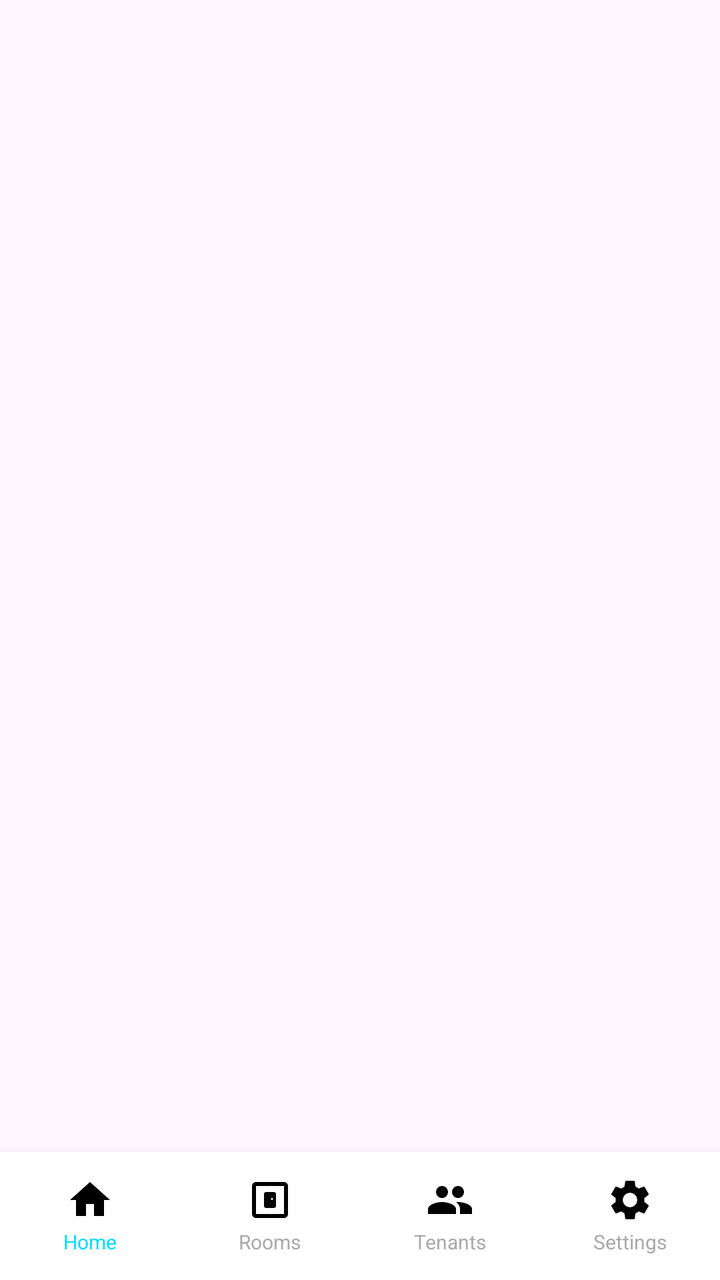
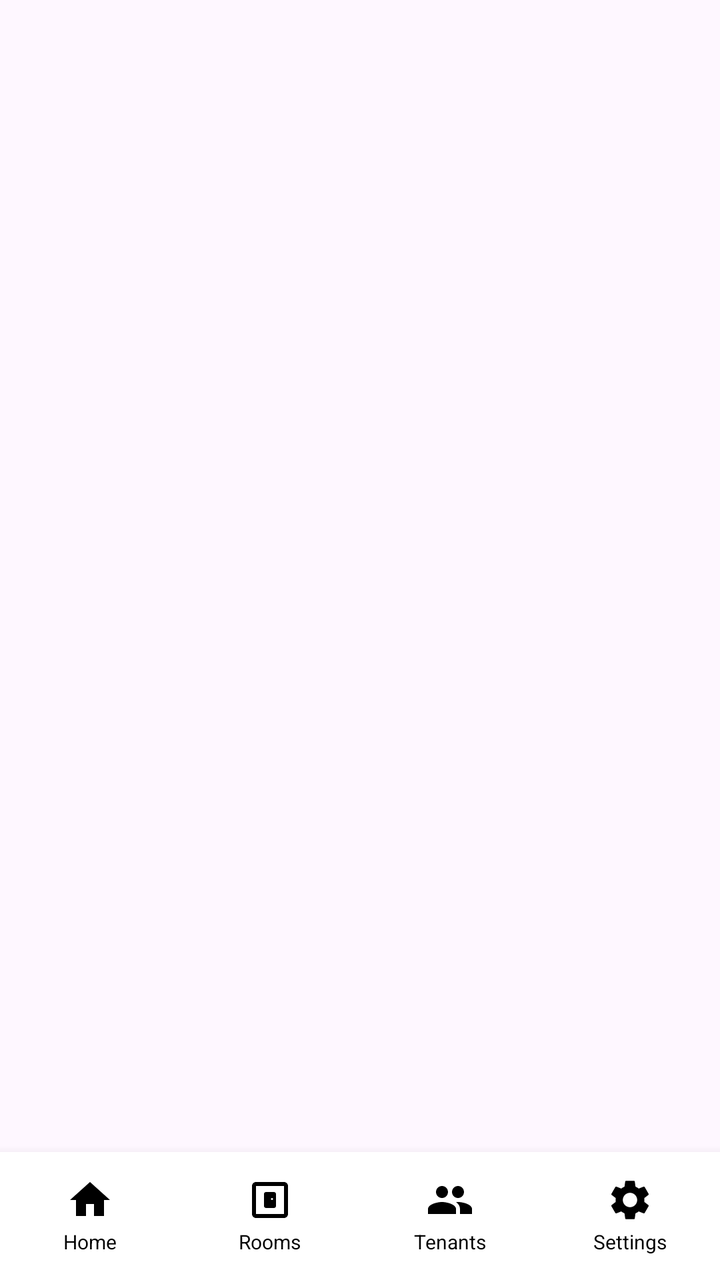

The first picture is an Android layout as it rendered before a commit; the second is the same layout after the commit. The layout source and the unified diff follow.
<!-- AndroidManifest.xml: application theme Theme.RentMangment -->
<!-- res/layout/activity_dashboard.xml -->
<?xml version="1.0" encoding="utf-8"?>
<LinearLayout xmlns:android="http://schemas.android.com/apk/res/android"
    xmlns:app="http://schemas.android.com/apk/res-auto"
    android:layout_width="match_parent"
    android:layout_height="match_parent"
    android:orientation="vertical">

    
    <FrameLayout
        android:id="@+id/fragment_container"
        android:layout_width="match_parent"
        android:layout_height="0dp"
        android:layout_weight="1" />

    
    <LinearLayout
        android:layout_width="match_parent"
        android:layout_height="64dp"
        android:orientation="horizontal"
        android:background="#FFFFFF"
        android:elevation="8dp"
        android:paddingTop="8dp"
        android:paddingBottom="8dp">

        <LinearLayout
            android:id="@+id/nav_home"
            android:layout_width="0dp"
            android:layout_height="match_parent"
            android:layout_weight="1"
            android:orientation="vertical"
            android:gravity="center"
            android:clickable="true"
            android:focusable="true"
            android:background="?attr/selectableItemBackgroundBorderless"
            android:padding="4dp">

            <ImageView
                android:id="@+id/icon_home"
                android:layout_width="24dp"
                android:layout_height="24dp"
                android:src="@drawable/ic_home"
                app:tint="@color/black" />

            <TextView
                android:id="@+id/text_home"
                android:layout_width="wrap_content"
                android:layout_height="wrap_content"
                android:text="Home"
                android:textSize="10sp"
                android:textColor="@android:color/holo_blue_bright"
                android:layout_marginTop="2dp" />

        </LinearLayout>

        <LinearLayout
            android:id="@+id/nav_rooms"
            android:layout_width="0dp"
            android:layout_height="match_parent"
            android:layout_weight="1"
            android:orientation="vertical"
            android:gravity="center"
            android:clickable="true"
            android:focusable="true"
            android:background="?attr/selectableItemBackgroundBorderless"
            android:padding="4dp">

            <ImageView
                android:id="@+id/icon_rooms"
                android:layout_width="24dp"
                android:layout_height="24dp"
                android:src="@drawable/ic_rooms"
                app:tint="@color/black" />

            <TextView
                android:id="@+id/text_rooms"
                android:layout_width="wrap_content"
                android:layout_height="wrap_content"
                android:text="Rooms"
                android:textSize="10sp"
                android:textColor="@android:color/darker_gray"
                android:layout_marginTop="2dp" />

        </LinearLayout>

        <LinearLayout
            android:id="@+id/nav_tenants"
            android:layout_width="0dp"
            android:layout_height="match_parent"
            android:layout_weight="1"
            android:orientation="vertical"
            android:gravity="center"
            android:clickable="true"
            android:focusable="true"
            android:background="?attr/selectableItemBackgroundBorderless"
            android:padding="4dp">

            <ImageView
                android:id="@+id/icon_tenants"
                android:layout_width="24dp"
                android:layout_height="24dp"
                android:src="@drawable/ic_people"
                app:tint="@color/black" />

            <TextView
                android:id="@+id/text_tenants"
                android:layout_width="wrap_content"
                android:layout_height="wrap_content"
                android:text="Tenants"
                android:textSize="10sp"
                android:textColor="@android:color/darker_gray"
                android:layout_marginTop="2dp" />

        </LinearLayout>

        <LinearLayout
            android:id="@+id/nav_settings"
            android:layout_width="0dp"
            android:layout_height="match_parent"
            android:layout_weight="1"
            android:orientation="vertical"
            android:gravity="center"
            android:clickable="true"
            android:focusable="true"
            android:background="?attr/selectableItemBackgroundBorderless"
            android:padding="4dp">

            <ImageView
                android:id="@+id/icon_settings"
                android:layout_width="24dp"
                android:layout_height="24dp"
                android:src="@drawable/ic_settings"
                app:tint="@color/black" />

            <TextView
                android:id="@+id/text_settings"
                android:layout_width="wrap_content"
                android:layout_height="wrap_content"
                android:text="Settings"
                android:textSize="10sp"
                android:textColor="@android:color/darker_gray"
                android:layout_marginTop="2dp" />

        </LinearLayout>

    </LinearLayout>
</LinearLayout>
<!-- resources referenced by this layout -->
<resources>
  <color name="black">#FF000000</color>
  <!-- drawable ic_home (drawable) -->
  <vector xmlns:android="http://schemas.android.com/apk/res/android" android:height="24dp" android:tint="#000000" android:viewportHeight="24" android:viewportWidth="24" android:width="24dp">
        
      <path android:fillColor="@android:color/white" android:pathData="M10,20v-6h4v6h5v-8h3L12,3 2,12h3v8z"/>
      
  </vector>
  <!-- drawable ic_people (drawable) -->
  <vector xmlns:android="http://schemas.android.com/apk/res/android" android:height="24dp" android:tint="#000000" android:viewportHeight="24" android:viewportWidth="24" android:width="24dp">
        
      <path android:fillColor="@android:color/white" android:pathData="M16,11c1.66,0 2.99,-1.34 2.99,-3S17.66,5 16,5c-1.66,0 -3,1.34 -3,3s1.34,3 3,3zM8,11c1.66,0 2.99,-1.34 2.99,-3S9.66,5 8,5C6.34,5 5,6.34 5,8s1.34,3 3,3zM8,13c-2.33,0 -7,1.17 -7,3.5L1,19h14v-2.5c0,-2.33 -4.67,-3.5 -7,-3.5zM16,13c-0.29,0 -0.62,0.02 -0.97,0.05 1.16,0.84 1.97,1.97 1.97,3.45L17,19h6v-2.5c0,-2.33 -4.67,-3.5 -7,-3.5z"/>
      
  </vector>
  <!-- drawable ic_rooms (drawable) -->
  <?xml version="1.0" encoding="utf-8"?>
  <vector xmlns:android="http://schemas.android.com/apk/res/android"
      android:width="24dp"
      android:height="24dp"
      android:viewportWidth="24"
      android:viewportHeight="24"
      android:tint="?attr/colorControlNormal">
  
      <path
          android:fillColor="@android:color/black"
          android:pathData="M19,3H5C3.9,3 3,3.9 3,5v14c0,1.1 0.9,2 2,2h14c1.1,0 2,-0.9 2,-2V5C21,3.9 20.1,3 19,3zM19,19H5V5h14V19z"/>
      <path
          android:fillColor="@android:color/black"
          android:pathData="M14,8h-4c-0.55,0 -1,0.45 -1,1v6c0,0.55 0.45,1 1,1h4c0.55,0 1,-0.45 1,-1V9C15,8.45 14.55,8 14,8zM13,12c-0.28,0 -0.5,-0.22 -0.5,-0.5S12.72,11 13,11s0.5,0.22 0.5,0.5S13.28,12 13,12z"/>
  </vector>
  <!-- drawable ic_settings (drawable) -->
  <vector xmlns:android="http://schemas.android.com/apk/res/android" android:height="24dp" android:tint="#000000" android:viewportHeight="24" android:viewportWidth="24" android:width="24dp">
        
      <path android:fillColor="@android:color/white" android:pathData="M19.14,12.94c0.04,-0.3 0.06,-0.61 0.06,-0.94c0,-0.32 -0.02,-0.64 -0.07,-0.94l2.03,-1.58c0.18,-0.14 0.23,-0.41 0.12,-0.61l-1.92,-3.32c-0.12,-0.22 -0.37,-0.29 -0.59,-0.22l-2.39,0.96c-0.5,-0.38 -1.03,-0.7 -1.62,-0.94L14.4,2.81c-0.04,-0.24 -0.24,-0.41 -0.48,-0.41h-3.84c-0.24,0 -0.43,0.17 -0.47,0.41L9.25,5.35C8.66,5.59 8.12,5.92 7.63,6.29L5.24,5.33c-0.22,-0.08 -0.47,0 -0.59,0.22L2.74,8.87C2.62,9.08 2.66,9.34 2.86,9.48l2.03,1.58C4.84,11.36 4.8,11.69 4.8,12s0.02,0.64 0.07,0.94l-2.03,1.58c-0.18,0.14 -0.23,0.41 -0.12,0.61l1.92,3.32c0.12,0.22 0.37,0.29 0.59,0.22l2.39,-0.96c0.5,0.38 1.03,0.7 1.62,0.94l0.36,2.54c0.05,0.24 0.24,0.41 0.48,0.41h3.84c0.24,0 0.44,-0.17 0.47,-0.41l0.36,-2.54c0.59,-0.24 1.13,-0.56 1.62,-0.94l2.39,0.96c0.22,0.08 0.47,0 0.59,-0.22l1.92,-3.32c0.12,-0.22 0.07,-0.47 -0.12,-0.61L19.14,12.94zM12,15.6c-1.98,0 -3.6,-1.62 -3.6,-3.6s1.62,-3.6 3.6,-3.6s3.6,1.62 3.6,3.6S13.98,15.6 12,15.6z"/>
      
  </vector>
  <style name="Theme.RentMangment" parent="Base.Theme.RentMangment" />
  <style name="Base.Theme.RentMangment" parent="Theme.Material3.DayNight.NoActionBar">
          
          
      </style>
</resources>

<!-- the commit's change to res/layout/activity_dashboard.xml (unified diff, before → after) -->
@@ -47,7 +47,7 @@
                 android:layout_height="wrap_content"
                 android:text="Home"
                 android:textSize="10sp"
-                android:textColor="@android:color/holo_blue_bright"
+                android:textColor="@color/black"
                 android:layout_marginTop="2dp" />
 
         </LinearLayout>
@@ -77,7 +77,7 @@
                 android:layout_height="wrap_content"
                 android:text="Rooms"
                 android:textSize="10sp"
-                android:textColor="@android:color/darker_gray"
+                android:textColor="@color/black"
                 android:layout_marginTop="2dp" />
 
         </LinearLayout>
@@ -107,7 +107,7 @@
                 android:layout_height="wrap_content"
                 android:text="Tenants"
                 android:textSize="10sp"
-                android:textColor="@android:color/darker_gray"
+                android:textColor="@color/black"
                 android:layout_marginTop="2dp" />
 
         </LinearLayout>
@@ -137,7 +137,7 @@
                 android:layout_height="wrap_content"
                 android:text="Settings"
                 android:textSize="10sp"
-                android:textColor="@android:color/darker_gray"
+                android:textColor="@color/black"
                 android:layout_marginTop="2dp" />
 
         </LinearLayout>
